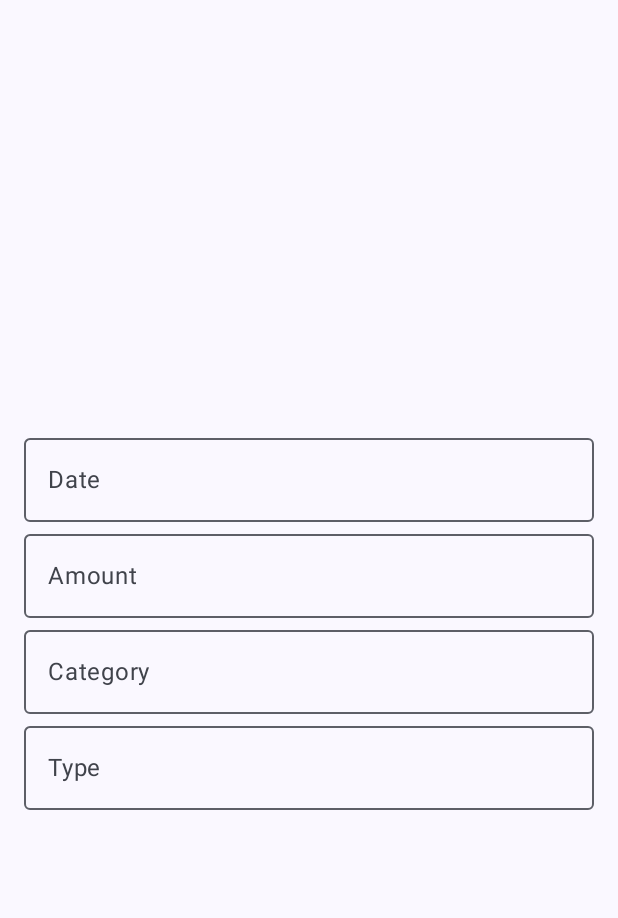
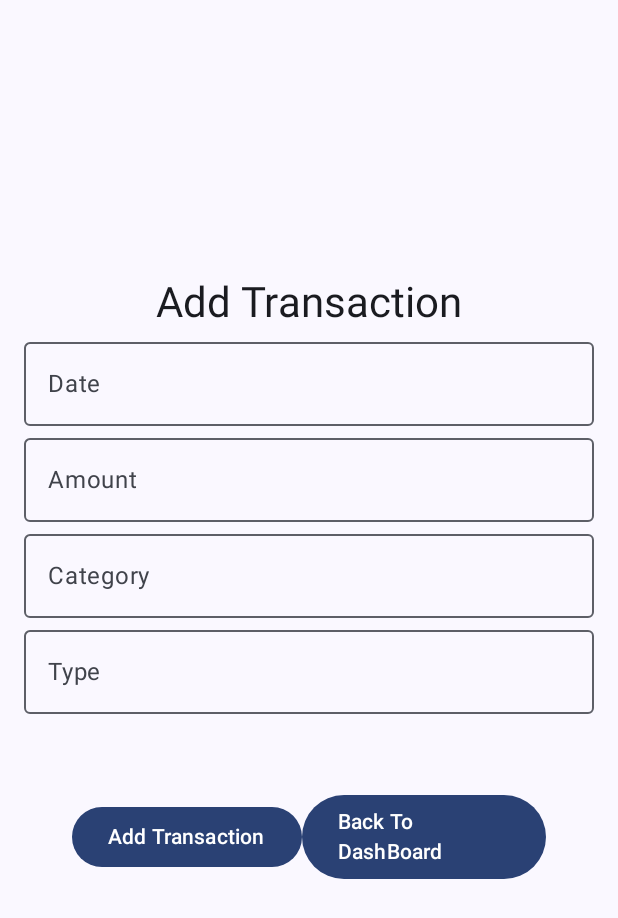
Before and after one commit to SantBreno/fintrack, an Android app built with Jetpack Compose: the addTransaction screen opened through its navigation route, on a phone screen of 412 x 824 dp. Shown: the top 918 px of the screen. Run offline under Robolectric (Android 15) with nearby library versions, the light colour scheme and no system bars.

Commit message:
refactor: Enhance Add Transaction Screen UI and Navigation
This commit refactors the Add Transaction screen to improve its user interface and adds a button for navigating back to the dashboard.

Changes include:
- Added a "Add Transaction" title to the screen using `MaterialTheme.typography.headlineMedium`.
- Added a `Box` with padding to wrap the buttons.
- Added a `Row` within the `Box` to arrange the "Add Transaction" and "Back To Dashboard" buttons horizontally.
- Added a "Back To Dashboard" button that navigates back to the "home" route using `navController.navigate("home")`.
- Added a `Spacer` to add space between the buttons.
- Initialized default project inspection profiles in `.idea/inspectionProfiles/Project_Default.xml`.

```diff
--- a/app/src/main/java/com/devsant/fintrack/ui/screens/AddTransaction.kt
+++ b/app/src/main/java/com/devsant/fintrack/ui/screens/AddTransaction.kt
@@ -1,10 +1,16 @@
 package com.devsant.fintrack.ui.screens
 
 import androidx.compose.foundation.layout.Arrangement
+import androidx.compose.foundation.layout.Box
 import androidx.compose.foundation.layout.Column
+import androidx.compose.foundation.layout.Row
+import androidx.compose.foundation.layout.Spacer
 import androidx.compose.foundation.layout.fillMaxSize
 import androidx.compose.foundation.layout.fillMaxWidth
+import androidx.compose.foundation.layout.height
 import androidx.compose.foundation.layout.padding
+import androidx.compose.material3.Button
+import androidx.compose.material3.MaterialTheme
 import androidx.compose.material3.OutlinedTextField
 import androidx.compose.material3.Text
 import androidx.compose.runtime.Composable
@@ -14,12 +20,10 @@ import androidx.compose.runtime.remember
 import androidx.compose.runtime.setValue
 import androidx.compose.ui.Alignment
 import androidx.compose.ui.Modifier
-import androidx.compose.ui.platform.LocalContext
 import androidx.compose.ui.tooling.preview.Preview
 import androidx.compose.ui.unit.dp
 import androidx.navigation.NavHostController
 import androidx.navigation.compose.rememberNavController
-import com.devsant.fintrack.viewmodel.TransactionViewModel
 
 @Composable
 fun AddTransaction(modifier : Modifier = Modifier, navController: NavHostController) {
@@ -35,10 +39,34 @@ fun AddTransaction(modifier : Modifier = Modifier, navController: NavHostControl
         verticalArrangement = Arrangement.Center,
         horizontalAlignment = Alignment.CenterHorizontally
     ) {
+        Text(text = "Add Transaction", style = MaterialTheme.typography.headlineMedium)
         OutlinedTextField(value = date, onValueChange = { date = it }, label = { Text("Date") }, modifier = Modifier.fillMaxWidth())
         OutlinedTextField(value = amount, onValueChange = { amount = it }, label = { Text("Amount") }, modifier = Modifier.fillMaxWidth())
         OutlinedTextField(value = category, onValueChange = { category = it }, label = { Text("Category") }, modifier = Modifier.fillMaxWidth())
         OutlinedTextField(value = type, onValueChange = { type = it }, label = { Text("Type") }, modifier = Modifier.fillMaxWidth())
+
+        Box(
+            modifier = Modifier
+                .padding(16.dp),
+            contentAlignment = Alignment.Center
+        ) {
+            Row(
+                modifier = Modifier
+                    .fillMaxWidth()
+                    .padding(16.dp),
+                horizontalArrangement = Arrangement.SpaceBetween,
+                verticalAlignment = Alignment.CenterVertically
+            ) {
+                Button(onClick = { }) {
+                    Text("Add Transaction")
+                }
+                Spacer(modifier = Modifier.height(100.dp))
+                Button(onClick = { navController.navigate("home") }) {
+                    Text("Back To DashBoard")
+                }
+            }
+
+        }
     }
 }
 
```
